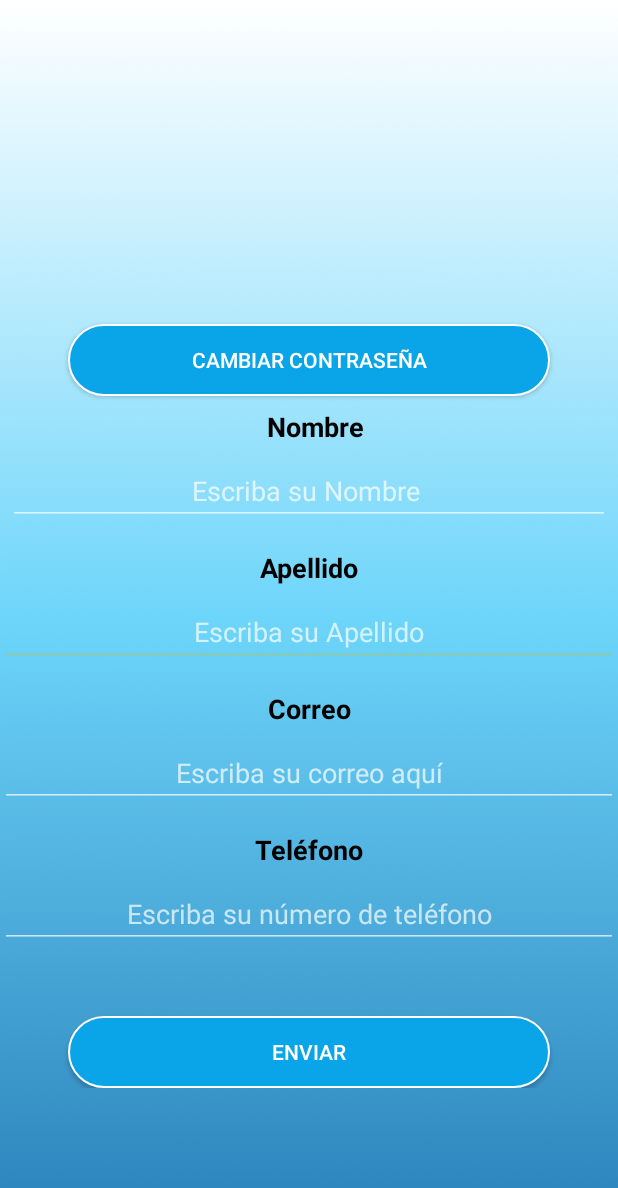
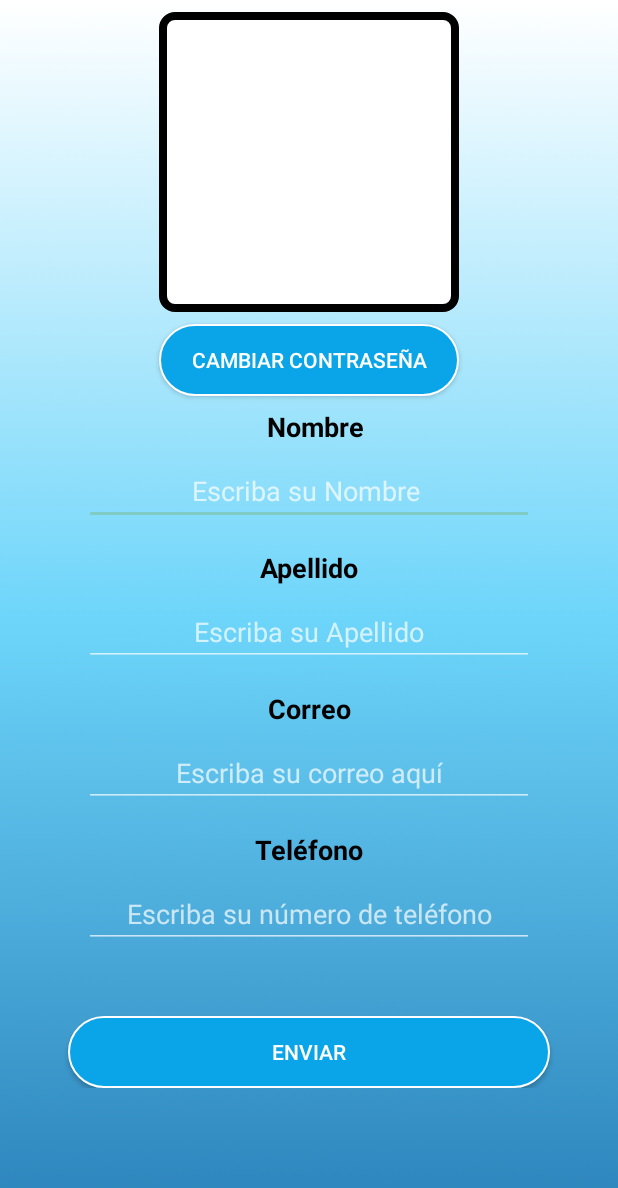
Before and after one commit to JuanCuaycal/HughesNetApp, an Android app: the Modulos screen opened directly, with no data from a screen before it, after a tap on "USER", on a phone screen of 412 x 824 dp. Shown: the top 1188 px of the screen. Run offline under Robolectric (Android 15) with nearby library versions, the phone set to English and light mode, and no system bars; our stand-ins replace Volley; libraries missing offline, so code that uses them is left out: retrofit.client; pictures from the network do not load.

Commit message:
Profile terminado Firebase incompleto

```diff
--- a/app/src/main/java/com/hughesnet/hughesnetapp/Datos.java
+++ b/app/src/main/java/com/hughesnet/hughesnetapp/Datos.java
@@ -109,7 +109,7 @@ public class Datos extends AppCompatActivity {
             public void onResponse(Call<List<ReferidosCount>> call, Response<List<ReferidosCount>> response) {
 
 
-                Toast.makeText(Datos.this, "Cargando Datos Ref", Toast.LENGTH_SHORT).show();
+                Toast.makeText(Datos.this, "Cargando Datos", Toast.LENGTH_SHORT).show();
 
 
 
--- a/app/src/main/java/com/hughesnet/hughesnetapp/Referidos.java
+++ b/app/src/main/java/com/hughesnet/hughesnetapp/Referidos.java
@@ -153,7 +153,7 @@ public class Referidos extends AppCompatActivity {
             public void onResponse(Call<List<ReferidosCount>> call, Response<List<ReferidosCount>> response) {
 
 
-                Toast.makeText(Referidos.this, "Cargando Datos Ref", Toast.LENGTH_SHORT).show();
+                Toast.makeText(Referidos.this, "Cargando Datos", Toast.LENGTH_SHORT).show();
 
 
 
--- a/app/src/main/java/com/hughesnet/hughesnetapp/StatusReferidosActivity.java
+++ b/app/src/main/java/com/hughesnet/hughesnetapp/StatusReferidosActivity.java
@@ -99,6 +99,7 @@ public class StatusReferidosActivity extends AppCompatActivity {
                             re.putExtra(Estados,dniclient);
                             startActivityForResult(re,0);
                             startActivity(re);
+
                         }
                     });
 
--- /dev/null
+++ b/app/src/main/res/drawable/bordeprofile.xml
@@ -0,0 +1,6 @@
+<?xml version="1.0" encoding="utf-8"?>
+<shape xmlns:android="http://schemas.android.com/apk/res/android" >
+    <stroke android:width="5dp" android:color="@color/black" />
+    <padding android:bottom="2dp" android:left="2dp" android:right="2dp" android:top="4dp" />
+    <gradient android:centerColor="@color/white" android:endColor="@color/white" android:startColor="@color/white" />
+    <corners android:radius="8dp" /> </shape>
--- a/app/src/main/res/layout/activity_formulario.xml
+++ b/app/src/main/res/layout/activity_formulario.xml
@@ -52,6 +52,7 @@
                 android:layout_width="match_parent"
                 android:layout_height="wrap_content"
                 android:ems="10"
+                android:gravity="center"
                 android:inputType="phone"
                 android:textColor="#000000" />
 
--- a/app/src/main/res/layout/activity_profile.xml
+++ b/app/src/main/res/layout/activity_profile.xml
@@ -44,19 +44,25 @@
 
         <EditText
             android:id="@+id/id_surname_registro"
-            android:layout_width="match_parent"
+            android:layout_width="300dp"
             android:layout_height="wrap_content"
+            android:layout_marginStart="5dp"
+            android:layout_marginLeft="5dp"
             android:layout_marginTop="8dp"
+            android:layout_marginEnd="5dp"
+            android:layout_marginRight="5dp"
             android:ems="10"
             android:gravity="center"
             android:hint="Escriba su Apellido"
             android:inputType="textPersonName"
             android:textColor="#000000"
+            app:layout_constraintEnd_toEndOf="parent"
+            app:layout_constraintStart_toStartOf="parent"
             app:layout_constraintTop_toBottomOf="@+id/textView5" />
 
         <EditText
             android:id="@+id/id_name_registro"
-            android:layout_width="0dp"
+            android:layout_width="300dp"
             android:layout_height="wrap_content"
             android:layout_marginStart="5dp"
             android:layout_marginLeft="5dp"
@@ -91,14 +97,20 @@
 
         <EditText
             android:id="@+id/id_email_registro"
-            android:layout_width="match_parent"
+            android:layout_width="300dp"
             android:layout_height="wrap_content"
+            android:layout_marginStart="5dp"
+            android:layout_marginLeft="5dp"
             android:layout_marginTop="8dp"
+            android:layout_marginEnd="5dp"
+            android:layout_marginRight="5dp"
             android:ems="10"
             android:gravity="center_horizontal"
             android:hint="Escriba su correo aquí"
             android:inputType="textPersonName"
             android:textColor="#000000"
+            app:layout_constraintEnd_toEndOf="parent"
+            app:layout_constraintStart_toStartOf="parent"
             app:layout_constraintTop_toBottomOf="@+id/textView4" />
 
         <TextView
@@ -136,7 +148,7 @@
 
         <Button
             android:id="@+id/btn_register_advisor2"
-            android:layout_width="match_parent"
+            android:layout_width="200dp"
             android:layout_height="wrap_content"
             android:layout_marginStart="45dp"
             android:layout_marginLeft="45dp"
@@ -146,22 +158,26 @@
             android:background="@drawable/button_exit"
             android:text="Cambiar Contraseña"
             app:layout_constraintEnd_toEndOf="parent"
-            app:layout_constraintHorizontal_bias="1.0"
             app:layout_constraintStart_toStartOf="parent"
             app:layout_constraintTop_toBottomOf="@+id/image_profile" />
 
         <EditText
             android:id="@+id/id_phone_registro"
-            android:layout_width="match_parent"
+            android:layout_width="300dp"
             android:layout_height="wrap_content"
+            android:layout_marginStart="5dp"
+            android:layout_marginLeft="5dp"
             android:layout_marginTop="8dp"
+            android:layout_marginEnd="5dp"
+            android:layout_marginRight="5dp"
             android:ems="10"
             android:gravity="center"
             android:hint="Escriba su número de teléfono"
             android:inputType="phone"
             android:textColor="#000000"
-            app:layout_constraintTop_toBottomOf="@+id/textView15"
-            tools:layout_editor_absoluteX="97dp" />
+            app:layout_constraintEnd_toEndOf="parent"
+            app:layout_constraintStart_toStartOf="parent"
+            app:layout_constraintTop_toBottomOf="@+id/textView15" />
 
         <ImageView
             android:id="@+id/imageView2"
@@ -202,7 +218,10 @@
             android:layout_marginLeft="45dp"
             android:layout_marginTop="8dp"
             android:layout_marginEnd="45dp"
+            android:background="@drawable/bordeprofile"
+            android:padding="10dp"
             android:layout_marginRight="45dp"
+
             android:clickable="true"
             app:layout_constraintEnd_toEndOf="parent"
             app:layout_constraintStart_toStartOf="parent"
```
Also changed, not shown: app/src/main/java/com/hughesnet/hughesnetapp/MainActivity.java (+108 -68 lines), app/src/main/java/com/hughesnet/hughesnetapp/Modulos.java (+6 -1 lines), app/src/main/java/com/hughesnet/hughesnetapp/adapter/RecyclerAdapterAdvisor.java (+6 -1 lines), app/src/main/java/com/hughesnet/hughesnetapp/model/Advisor.java (+22 -0 lines), app/src/main/java/com/hughesnet/hughesnetapp/valid_loggin.java (+30 -3 lines), app/src/main/res/layout/activity_main.xml (+14 -7 lines), app/src/main/res/layout/activity_valid_loggin.xml (+49 -13 lines), app/src/main/res/layout/myrow_advisor.xml (+61 -3 lines).
